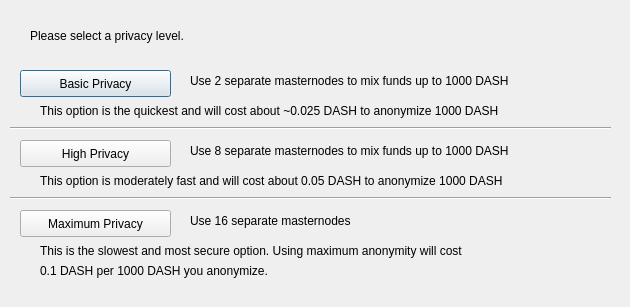
BitcoinFlash/BitcoinFlash, file src/qt/forms/darksendconfig.ui: the form before one commit.
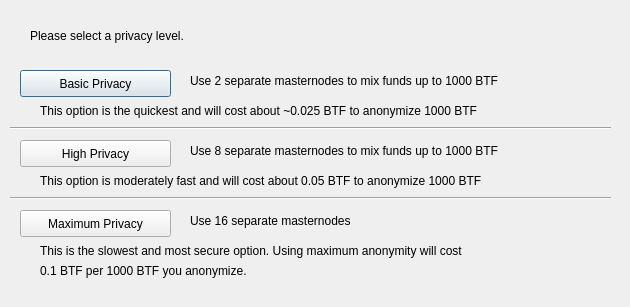
The form after the commit.

```diff
--- a/src/qt/forms/darksendconfig.ui
+++ b/src/qt/forms/darksendconfig.ui
@@ -75,7 +75,7 @@
     </rect>
    </property>
    <property name="text">
-    <string>Use 2 separate masternodes to mix funds up to 1000 DASH</string>
+    <string>Use 2 separate masternodes to mix funds up to 1000 BTF</string>
    </property>
   </widget>
   <widget class="QLabel" name="label_3">
@@ -88,7 +88,7 @@
     </rect>
    </property>
    <property name="text">
-    <string>Use 8 separate masternodes to mix funds up to 1000 DASH</string>
+    <string>Use 8 separate masternodes to mix funds up to 1000 BTF</string>
    </property>
   </widget>
   <widget class="QLabel" name="label_4">
@@ -114,7 +114,7 @@
     </rect>
    </property>
    <property name="text">
-    <string>This option is the quickest and will cost about ~0.025 DASH to anonymize 1000 DASH</string>
+    <string>This option is the quickest and will cost about ~0.025 BTF to anonymize 1000 BTF</string>
    </property>
   </widget>
   <widget class="QLabel" name="label_7">
@@ -127,7 +127,7 @@
     </rect>
    </property>
    <property name="text">
-    <string>This option is moderately fast and will cost about 0.05 DASH to anonymize 1000 DASH</string>
+    <string>This option is moderately fast and will cost about 0.05 BTF to anonymize 1000 BTF</string>
    </property>
   </widget>
   <widget class="QLabel" name="label_8">
@@ -153,7 +153,7 @@
     </rect>
    </property>
    <property name="text">
-    <string>0.1 DASH per 1000 DASH you anonymize.</string>
+    <string>0.1 BTF per 1000 BTF you anonymize.</string>
    </property>
   </widget>
   <widget class="Line" name="line">
```
